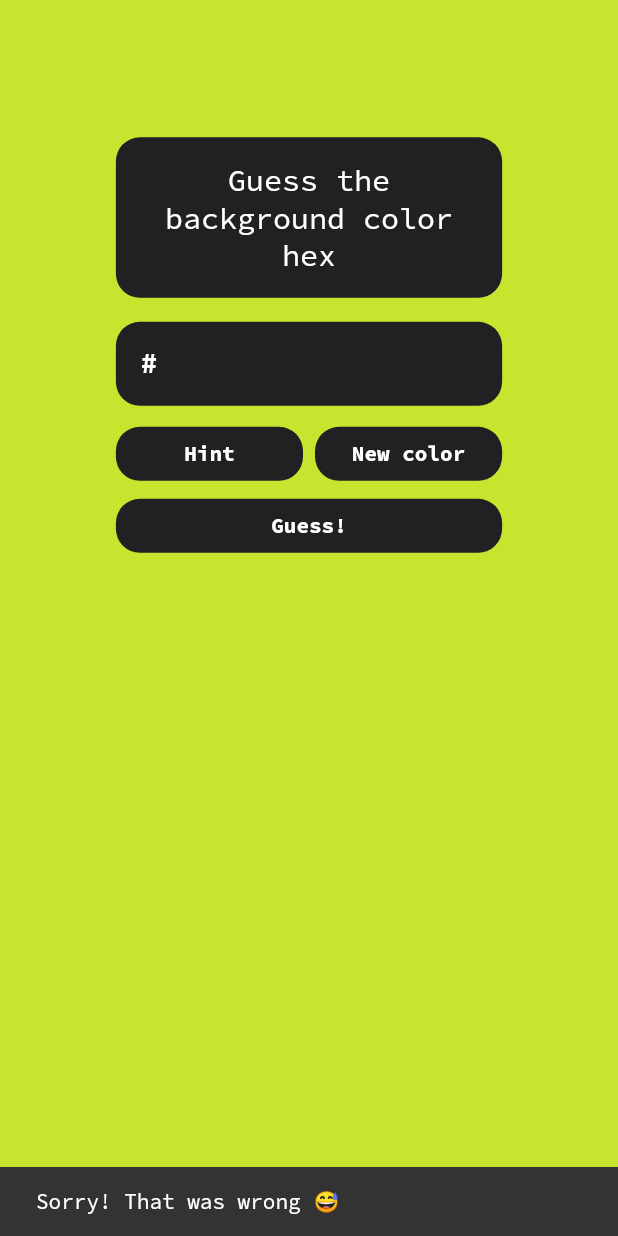
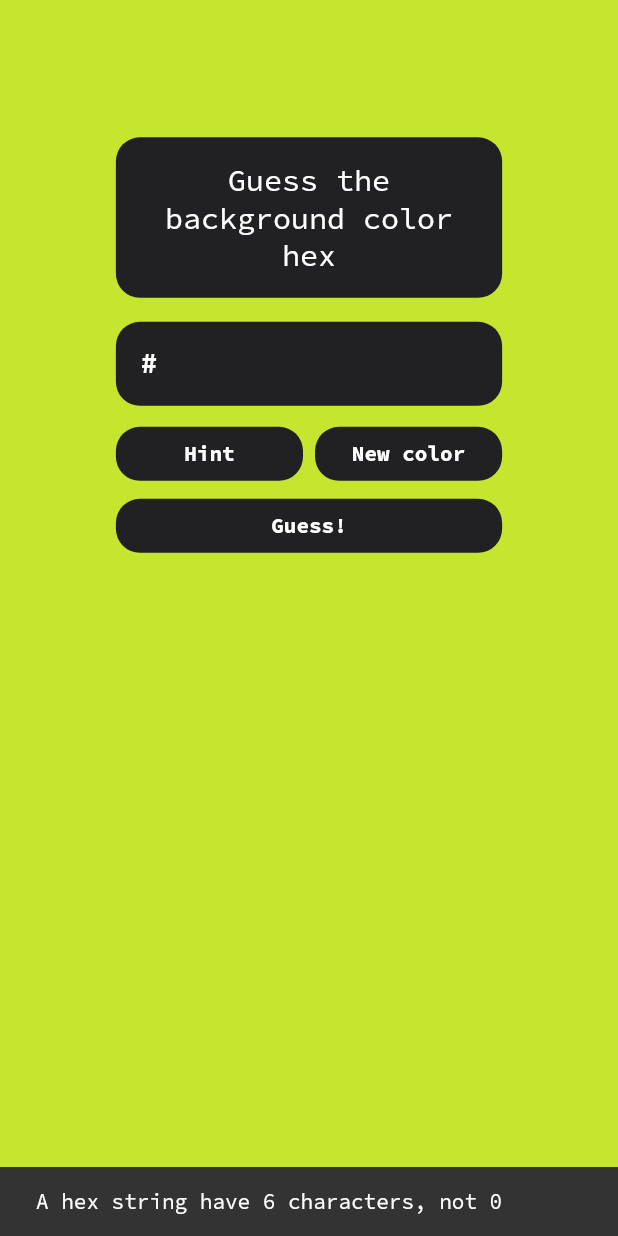
Before and after one commit to brorhb/guess_the_hex, a Flutter app: the screen it shows after launch, after a tap on "Guess!", on a phone screen of 412 x 824 dp. Run offline on Flutter 3.47's test engine with Material 2 defaults, Android fonts, the phone set to English and light mode, and no system bars; our stand-ins replace google_fonts, rxdart; missing offline and left inert: delta_e.

Commit message:
added more detailed result, error and more

```diff
--- a/lib/provider/game_state.dart
+++ b/lib/provider/game_state.dart
@@ -1,5 +1,6 @@
 import 'dart:math';
 
+import 'package:delta_e/delta_e.dart';
 import 'package:flutter/material.dart';
 import 'package:guess_the_hex/extentions/color.dart';
 import 'package:rxdart/subjects.dart';
@@ -18,15 +19,30 @@ class GameState with ChangeNotifier {
   Stream<String> get hint => _hint.stream;
   Function(String) get _hintInput => _hint.sink.add;
 
+  BehaviorSubject<String> _distance = BehaviorSubject<String>();
+  Stream<String> get distance => _distance.stream;
+  Function(String) get _addDistance => _distance.sink.add;
+
+  BehaviorSubject<String> _error = BehaviorSubject<String>();
+  Stream<String> get error => _error.stream;
+  Function(String) get _addError => _error.sink.add;
 
   GameState() {
     reset();
   }
 
   void guess() {
-    input = '#${input.toLowerCase()}';
+    if (input.isEmpty || input.length < 6) {
+      _addError('A hex string have 6 characters, not ${input.length}');
+      return;
+    }
     String hex = hexString.toLowerCase();
-    _win(input == hex);
+    Color inputColor = HexColor.fromHex(input);
+    Color hexColor = HexColor.fromHex(hexString);
+    LabColor labInput = LabColor.fromRGB(inputColor.red, inputColor.green, inputColor.blue);
+    LabColor labHex = LabColor.fromRGB(hexColor.red, hexColor.green, hexColor.blue);
+    _addDistance(deltaE(labInput, labHex).toString());
+    _win('#${input.toLowerCase()}' == hex);
   }
 
   void reset() {
@@ -34,6 +50,8 @@ class GameState with ChangeNotifier {
     color = HexColor.fromHex(hexString);
     setWinState(WinState.none);
     _hintInput('');
+    _addError('');
+    input = '';
     notifyListeners();
   }
 
@@ -60,6 +78,8 @@ class GameState with ChangeNotifier {
   void dispose() {
     _hint.close();
     _didWin.close();
+    _distance.close();
+    _error.close();
     super.dispose();
   }
 }
--- a/lib/src/widgets/controls.dart
+++ b/lib/src/widgets/controls.dart
@@ -18,22 +18,73 @@ class _ControlsState extends State<Controls> {
     super.initState();
     Future.delayed(Duration.zero, () {
       GameState gameState = Provider.of<GameState>(context);
+      String distance = '';
+      gameState.distance.listen((String d) {
+        distance = d;
+      });
       gameState.didWin.listen((WinState state) {
-        if (state == WinState.win) Scaffold.of(context).showSnackBar(SnackBar(
-          content: Text('Correct!'),
-          action: SnackBarAction(
-            label: 'Next challenge!',
-            onPressed: () {
-              gameState.reset();
-            },
-          ),
-        ));
-        if (state == WinState.loss) Scaffold.of(context).showSnackBar(SnackBar(
-          content: Text(
-            'Sorry! That was wrong 😅',
-            style: GoogleFonts.sourceCodePro(),
-          ),
-        ));
+        if (state == WinState.win || state == WinState.loss) {
+          String title = state == WinState.win ? 'Correct!' : 'Sorry...';
+          String correct = gameState.hexString;
+          String guess = gameState.input;
+          String _distance = distance;
+          TextStyle _style = GoogleFonts.sourceCodePro(
+            textStyle: TextStyle(color: Colors.white)
+          );
+          showDialog(
+            context: context,
+            builder: (BuildContext context) {
+              return AlertDialog(
+                backgroundColor: HexColor.fromHex('212124'),
+                title: Text(title, style: _style),
+                content: Column(
+                  crossAxisAlignment: CrossAxisAlignment.start,
+                  mainAxisSize: MainAxisSize.min,
+                  children: <Widget>[
+                    Row(children: <Widget>[
+                      CircleAvatar(backgroundColor: HexColor.fromHex(gameState.input)),
+                      Container(padding: EdgeInsets.only(right: 4)),
+                      Expanded(child: Text('Your guess: #${guess.toLowerCase()}', style: _style))
+                    ]),
+                    Container(padding: EdgeInsets.only(top: 8)),
+                    Row(children: <Widget>[
+                      CircleAvatar(backgroundColor: gameState.color),
+                      Container(padding: EdgeInsets.only(right: 4)),
+                      Expanded(child: Text('Correct color: ${correct.toLowerCase()}', style: _style))
+                    ]),
+                    Container(padding: EdgeInsets.only(top: 8)),
+                    Text('Distance: $_distance*', style: _style),
+                    Container(padding: EdgeInsets.only(top: 16)),
+                    Text(
+                      '*closer to 0 is better',
+                      style: GoogleFonts.sourceCodePro(
+                        fontSize: 12,
+                        textStyle: TextStyle(color: Colors.white)
+                      ),
+                    )
+                  ],
+                ),
+                actions: <Widget>[
+                  FlatButton(
+                    textColor: Colors.grey,
+                    child: Text('Cancel'),
+                    onPressed: () {
+                      Navigator.of(context).pop();
+                    },
+                  ),
+                  FlatButton(
+                    textColor: Colors.yellowAccent,
+                    child: Text('Next Challenge'),
+                    onPressed: () {
+                      gameState.reset();
+                      Navigator.of(context).pop();
+                    },
+                  )
+                ],
+              );
+            }
+          );
+        }
       });
     });
   }
--- a/lib/src/widgets/hex_input.dart
+++ b/lib/src/widgets/hex_input.dart
@@ -18,6 +18,13 @@ class _HexInputState extends State<HexInput> {
     super.initState();
     Future.delayed(Duration.zero, () {
       GameState gameState = Provider.of<GameState>(context);
+      gameState.error.listen((String error) {
+        if (error.isNotEmpty) {
+          Scaffold.of(context).showSnackBar(SnackBar(
+            content: Text(error, style: GoogleFonts.sourceCodePro())
+          ));
+        }
+      });
       gameState.hint.listen((String hint) {
         if (hint.isNotEmpty) Scaffold.of(context).showSnackBar(SnackBar(
           content: Row(
@@ -91,7 +98,7 @@ class _HexInputState extends State<HexInput> {
                         color: Colors.white
                       ),
                       decoration: InputDecoration(
-                        border: InputBorder.none,
+                        border: InputBorder.none
                       ),
                     ),
                   ),
--- a/pubspec.yaml
+++ b/pubspec.yaml
@@ -22,6 +22,7 @@ dependencies:
   provider: ^3.2.0
   google_fonts: ^0.2.0
   rxdart: ^0.23.1
+  delta_e: ^0.1.0+1
 
   # The following adds the Cupertino Icons font to your application.
   # Use with the CupertinoIcons class for iOS style icons.
```
Also changed, not shown: pubspec.lock.
